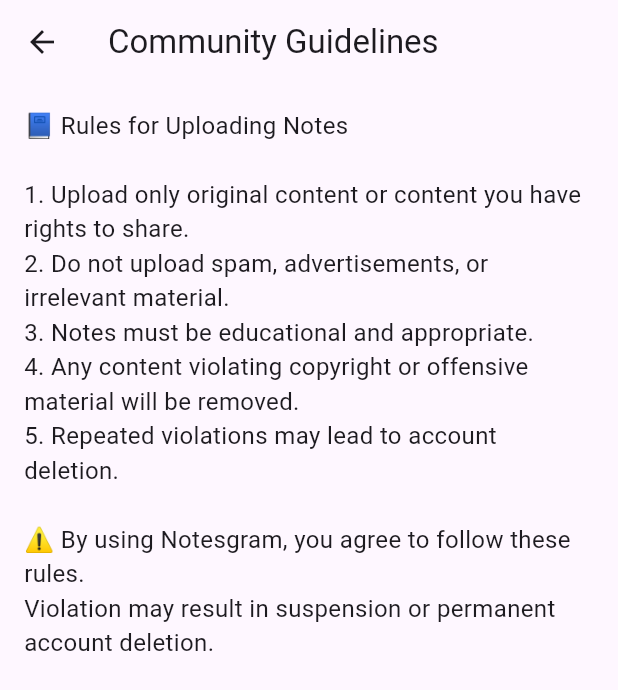
After one commit to Mayankk074/notesgram, a Flutter app: the Guidelines screen opened by its route, on a phone screen of 412 x 824 dp. The commit adds this screen. Shown: the top 690 px of the screen. Run offline on Flutter 3.47's test engine with Material 3 defaults, Android fonts, the phone set to English and light mode, and no system bars; our stand-ins replace cloud_firestore, file_picker, firebase_auth, firebase_core, firebase_storage, flutter_spinkit and 2 more; missing offline and left inert: syncfusion_flutter_pdfviewer; accounts and stored records are empty; network calls fail.

Commit message:
Add community guidelines and uploadedAt in noteviewer

```diff
--- a/lib/main.dart
+++ b/lib/main.dart
@@ -6,6 +6,7 @@ import 'package:notesgram/pages/authenticate/signUp.dart';
 import 'package:notesgram/pages/home/note_viewer.dart';
 import 'package:notesgram/pages/home/otherUserFiles.dart';
 import 'package:notesgram/pages/home/profile/faq.dart';
+import 'package:notesgram/pages/home/profile/guidelines.dart';
 import 'package:notesgram/pages/home/profile/privacy.dart';
 import 'package:notesgram/pages/home/profile/profileMenu.dart';
 import 'package:notesgram/pages/home/profile/savedNotes.dart';
@@ -46,6 +47,7 @@ class MyApp extends StatelessWidget {
             '/profileMenu': (context) => const Menu(),
             '/privacy': (context) => const Privacy(),
             '/faq': (context) => const Faq(),
+            '/guidelines': (context) => const Guidelines(),
             '/savedNotes': (context) => const SavedNotes()
           },
         ));
--- a/lib/models/note.dart
+++ b/lib/models/note.dart
@@ -1,3 +1,5 @@
+
+import 'package:cloud_firestore/cloud_firestore.dart';
 
 class Note{
 
@@ -11,6 +13,7 @@ class Note{
   String? description;
   int? likesCount;
   String? noteId;
+  DateTime? uploadedAt;
 
-  Note({this.subject,this.noteId, this.userUid,this.userDP,this.name,this.course,this.userName,this.link, this.description, this.likesCount});
+  Note({this.subject,this.noteId, this.userUid,this.userDP,this.name,this.course,this.userName,this.link, this.description, this.likesCount, this.uploadedAt});
 }
--- a/lib/models/notesModel1.dart
+++ b/lib/models/notesModel1.dart
@@ -1,4 +1,6 @@
 
+
+import 'package:cloud_firestore/cloud_firestore.dart';
 
 class NotesModel1 {
 
@@ -9,6 +11,7 @@ class NotesModel1 {
   String notesDescription;
   int notesLikes;
   String uid;
+  DateTime uploadedAt;
 
-  NotesModel1({required this.uid, required this.notesLink, required this.notesName, required this.notesCourse, required this.notesSubject, required this.notesDescription, required this.notesLikes});
+  NotesModel1({required this.uid, required this.notesLink, required this.notesName, required this.notesCourse, required this.notesSubject, required this.notesDescription, required this.notesLikes, required this.uploadedAt});
 }
--- a/lib/pages/home/explore/allNotes.dart
+++ b/lib/pages/home/explore/allNotes.dart
@@ -57,6 +57,7 @@ class _AllNotesState extends State<AllNotes> {
           userUid: uid,
           description: snap['description'],
           likesCount: snap['likes'],
+          uploadedAt: snap['uploadedAt'].toDate(),
           noteId: snap.id
         ));
       }
@@ -163,6 +164,7 @@ class _AllNotesState extends State<AllNotes> {
                     description: note.description,
                     likedFlag: likedFlag,
                     likesCount: note.likesCount,
+                    uploadedAt: note.uploadedAt,
                     id: note.noteId,
                   );
                 }
--- a/lib/pages/home/homeBody/homeBody.dart
+++ b/lib/pages/home/homeBody/homeBody.dart
@@ -50,6 +50,7 @@ class _HomeBodyState extends State<HomeBody> {
           userUid: uid,
           description: notesList[i]?.notesDescription,
           likesCount: notesList[i]?.notesLikes,
+          uploadedAt: notesList[i]?.uploadedAt,
           noteId: notesList[i]?.uid
         ));
       }
@@ -87,6 +88,7 @@ class _HomeBodyState extends State<HomeBody> {
             description: note.description,
             likedFlag: likedFlag,
             likesCount: note.likesCount,
+            uploadedAt: note.uploadedAt,
             id: note.noteId,
             refreshCallback: followingNotes, //sending call back function to refresh the screen after following/unfollowing
             );
--- a/lib/pages/home/notesTile.dart
+++ b/lib/pages/home/notesTile.dart
@@ -6,7 +6,7 @@ import 'package:notesgram/models/userUid.dart';
 import 'package:provider/provider.dart';
 
 class NotesTile extends StatefulWidget {
-  NotesTile({super.key, required this.id, this.pdfLink, this.name, this.userName, this.userDP,this.course,this.subject, this.userUid, this.description, required this.likedFlag, required this.likesCount, this.currUserDoc, this.refreshCallback});
+  NotesTile({super.key, required this.id, this.pdfLink, this.name, this.userName, this.userDP,this.course,this.subject, this.userUid, this.description, required this.likedFlag, this.uploadedAt, required this.likesCount, this.currUserDoc, this.refreshCallback});
 
   final Function? refreshCallback;
   final String? pdfLink;
@@ -18,6 +18,7 @@ class NotesTile extends StatefulWidget {
   final String? userUid;
   final String? description;
   final bool likedFlag;
+  final DateTime? uploadedAt;
   //Note document id from DB
   final String? id;
   int? likesCount;
@@ -108,6 +109,7 @@ class _NotesTileState extends State<NotesTile> {
                                                   'course': widget.course,
                                                   'subject': widget.subject,
                                                   'description': widget.description,
+                                                  'uploadedAt': widget.uploadedAt,
                                                   'id': widget.id
                                                 });
                             //updating the value with newer one
--- a/lib/pages/home/otherUserFiles.dart
+++ b/lib/pages/home/otherUserFiles.dart
@@ -60,6 +60,7 @@ class OtherUserFiles extends StatelessWidget {
                         description: notesSnap[index]?.notesDescription,
                         likesCount: notesSnap[index]?.notesLikes,
                         currUserDoc: currUserSnap,
+                        uploadedAt: notesSnap[index]?.uploadedAt,
                         //Note document id
                         id: notesSnap[index]!.uid,
                       );
--- /dev/null
+++ b/lib/pages/home/profile/guidelines.dart
@@ -0,0 +1,33 @@
+import 'package:flutter/material.dart';
+
+class Guidelines extends StatelessWidget {
+  const Guidelines({super.key});
+
+  @override
+  Widget build(BuildContext context) {
+    return Scaffold(
+      appBar: AppBar(
+        title: const Text('Community Guidelines'),
+      ),
+      body: const SingleChildScrollView(
+        padding: EdgeInsets.all(16),
+        child: Text(
+          '''
+📘 Rules for Uploading Notes
+
+1. Upload only original content or content you have rights to share.
+2. Do not upload spam, advertisements, or irrelevant material.
+3. Notes must be educational and appropriate.
+4. Any content violating copyright or offensive material will be removed.
+5. Repeated violations may lead to account deletion.
+
+⚠️ By using Notesgram, you agree to follow these rules.
+Violation may result in suspension or permanent account deletion.
+            ''',
+          style: TextStyle(fontSize: 16),
+        ),
+      ),
+    );
+
+  }
+}
--- a/lib/pages/home/profile/profileMenu.dart
+++ b/lib/pages/home/profile/profileMenu.dart
@@ -39,6 +39,13 @@ class Menu extends StatelessWidget {
             },
           ),
           ListTile(
+            leading: const Icon(Icons.rule),
+            title: const Text('Community Guidelines'),
+            onTap: (){
+              Navigator.pushNamed(context, '/guidelines');
+            },
+          ),
+          ListTile(
             leading: const Icon(Icons.logout),
             title: const Text('Log out'),
             onTap: (){
--- a/lib/pages/home/profile/savedNotes.dart
+++ b/lib/pages/home/profile/savedNotes.dart
@@ -59,6 +59,7 @@ class _SavedNotesState extends State<SavedNotes> {
               description: savedNotes[index].description,
               likedFlag: likedFlag,
               likesCount: savedNotes[index].likesCount,
+              uploadedAt: savedNotes[index].uploadedAt,
               id: savedNotes[index].noteId,
               currUserDoc: userDoc,
             );
--- a/lib/pages/home/upload/upload.dart
+++ b/lib/pages/home/upload/upload.dart
@@ -43,6 +43,7 @@ class Notes extends StatelessWidget {
           description: notesList[index]!.notesDescription,
           likedFlag: likedFlag,
           likesCount: notesList[index]!.notesLikes,
+          uploadedAt: notesList[index]!.uploadedAt,
           id: notesList[index]!.uid,
         );
       }
--- a/lib/services/database.dart
+++ b/lib/services/database.dart
@@ -273,7 +273,8 @@ class DatabaseService{
           notesCourse: doc.get('course'),
           notesLink: doc.get('url'),
           notesName: doc.get('fileName'),
-          notesSubject: doc.get('subject')
+          notesSubject: doc.get('subject'),
+          uploadedAt: doc.get('uploadedAt').toDate()
           )
         );
       }
@@ -307,6 +308,7 @@ class DatabaseService{
             userUid: snap['ownerId'],
             description: note['description'],
             likesCount: note['likes'],
+            uploadedAt: note['uploadedAt'].toDate(),
             noteId: snap.id
         )
         );
--- a/pubspec.yaml
+++ b/pubspec.yaml
@@ -42,6 +42,7 @@ dependencies:
   url_launcher: ^6.3.0
   google_sign_in: ^7.1.1
   syncfusion_flutter_pdfviewer: ^30.2.5
+  intl: ^0.20.2
 
 
 
```
Also changed, not shown: lib/pages/home/note_viewer.dart (+10 -2 lines), pubspec.lock.
